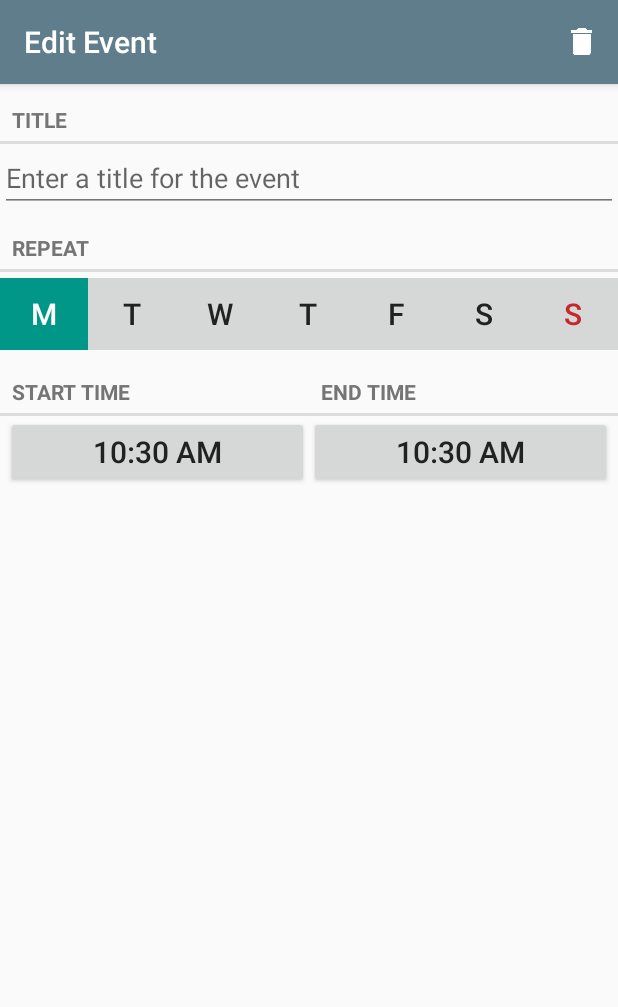
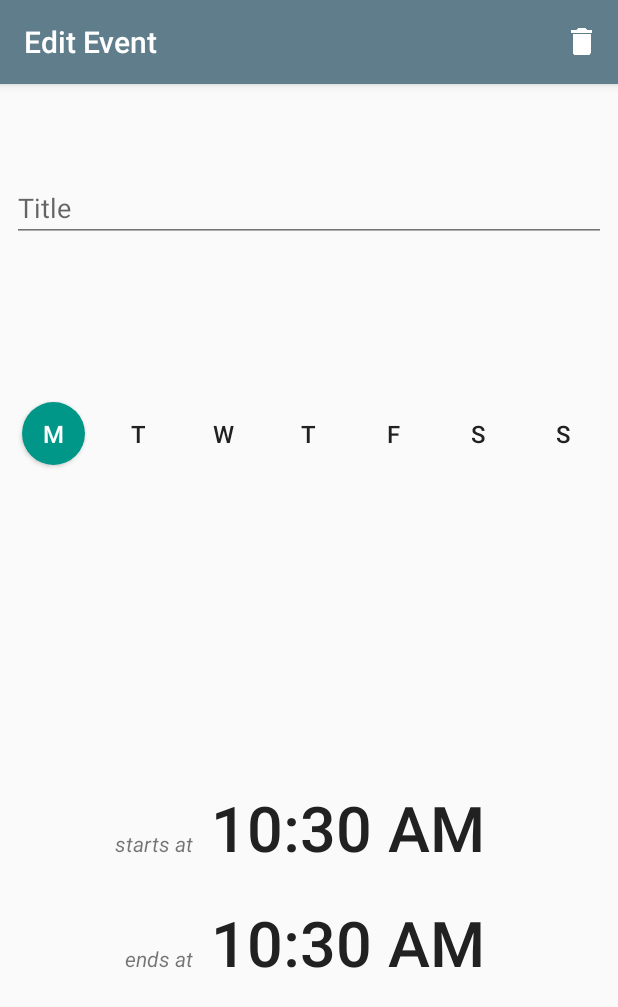
Before and after one commit to kuprelis/ScheduleNotifier, an Android app: the screen it shows after launch (EventPagerActivity), after a tap on an icon or button, on a phone screen of 412 x 824 dp. Shown: the top 1007 px of the screen. Run offline under Robolectric (Android 15) with nearby library versions, the phone set to English and light mode, and no system bars.

Commit message:
redesigned EventFragment, refactored EventList

```diff
--- a/app/src/main/AndroidManifest.xml
+++ b/app/src/main/AndroidManifest.xml
@@ -13,7 +13,8 @@
         android:allowBackup="true"
         android:icon="@mipmap/ic_launcher"
         android:label="@string/app_name"
-        android:theme="@style/AppTheme" >
+        android:theme="@style/AppTheme"
+        android:supportsRtl="true" >
 
         <activity android:label="@string/app_name"
             android:name=".activity.EventListActivity" >
--- a/app/src/main/java/com/simaskuprelis/schedulenotifier/Utils.java
+++ b/app/src/main/java/com/simaskuprelis/schedulenotifier/Utils.java
@@ -2,7 +2,10 @@ package com.simaskuprelis.schedulenotifier;
 
 import java.util.Calendar;
 
-public class Utils {
+public final class Utils {
+
+    private Utils() {}
+
     public static int getDay(Calendar cal) {
         switch (cal.get(Calendar.DAY_OF_WEEK)) {
             case Calendar.MONDAY: return 0;
--- a/app/src/main/java/com/simaskuprelis/schedulenotifier/fragment/EventFragment.java
+++ b/app/src/main/java/com/simaskuprelis/schedulenotifier/fragment/EventFragment.java
@@ -21,6 +21,7 @@ import android.view.ViewGroup;
 import android.widget.Button;
 import android.widget.CompoundButton;
 import android.widget.EditText;
+import android.widget.FrameLayout;
 import android.widget.LinearLayout;
 import android.widget.ToggleButton;
 
@@ -94,20 +95,21 @@ public class EventFragment extends Fragment {
 
         mSelector = (LinearLayout) v.findViewById(R.id.weekday_selector);
         for (int i = 0; i < mSelector.getChildCount(); i++) {
-            ToggleButton tb = (ToggleButton) mSelector.getChildAt(i);
+            FrameLayout fl = (FrameLayout) mSelector.getChildAt(i);
+            ToggleButton tb = (ToggleButton) fl.getChildAt(0);
             if (mEvent.isRepeated(i))
                 tb.setChecked(true);
+            final int index = i;
             tb.setOnCheckedChangeListener(new CompoundButton.OnCheckedChangeListener() {
                 @Override
                 public void onCheckedChanged(CompoundButton buttonView, boolean isChecked) {
-                    int index = mSelector.indexOfChild(buttonView);
                     mEvent.setRepeated(index, isChecked);
                     mCallbacks.onEventUpdated(mEvent);
                 }
             });
         }
 
-        mStartButton = (Button) v.findViewById(R.id.startTimeButton);
+        mStartButton = (Button) v.findViewById(R.id.button_start_time);
         mStartButton.setOnClickListener(new View.OnClickListener() {
             @Override
             public void onClick(View v) {
@@ -117,7 +119,7 @@ public class EventFragment extends Fragment {
                 dialog.show(fm, DIALOG_TIME);
             }
         });
-        mEndButton = (Button) v.findViewById(R.id.endTimeButton);
+        mEndButton = (Button) v.findViewById(R.id.button_end_time);
         mEndButton.setOnClickListener(new View.OnClickListener() {
             @Override
             public void onClick(View v) {
--- a/app/src/main/java/com/simaskuprelis/schedulenotifier/fragment/EventListFragment.java
+++ b/app/src/main/java/com/simaskuprelis/schedulenotifier/fragment/EventListFragment.java
@@ -118,7 +118,7 @@ public class EventListFragment extends Fragment {
             StringBuilder sb = new StringBuilder();
             boolean is24hour = DateFormat.is24HourFormat(getContext());
             sb.append(Utils.formatTime(e.getStartTime(), is24hour));
-            sb.append(" - ");
+            sb.append(getString(R.string.time_range_separator));
             sb.append(Utils.formatTime(e.getEndTime(), is24hour));
             holder.mTime.setText(sb.toString());
 
--- a/app/src/main/res/drawable/button_weekday.xml
+++ b/app/src/main/res/drawable/button_weekday.xml
@@ -1,5 +1,5 @@
 <?xml version="1.0" encoding="utf-8"?>
 <selector xmlns:android="http://schemas.android.com/apk/res/android">
-    <item android:drawable="@color/gray_btn" android:state_checked="false" />
-    <item android:drawable="@color/accent" android:state_checked="true" />
+    <item android:drawable="@android:color/transparent" android:state_checked="false" />
+    <item android:drawable="@drawable/button_weekday_circle" android:state_checked="true" />
 </selector>
--- /dev/null
+++ b/app/src/main/res/drawable/button_weekday_circle.xml
@@ -0,0 +1,6 @@
+<?xml version="1.0" encoding="utf-8"?>
+<shape xmlns:android="http://schemas.android.com/apk/res/android"
+    android:shape="oval">
+
+    <solid android:color="@color/accent" />
+</shape>
--- a/app/src/main/res/drawable/list_item_event.xml
+++ /dev/null
@@ -1,4 +0,0 @@
-<?xml version="1.0" encoding="utf-8"?>
-<selector xmlns:android="http://schemas.android.com/apk/res/android">
-    <item android:state_activated="true" android:drawable="@color/blue100" />
-</selector>
--- a/app/src/main/res/layout/fragment_event.xml
+++ b/app/src/main/res/layout/fragment_event.xml
@@ -2,75 +2,123 @@
 <LinearLayout xmlns:android="http://schemas.android.com/apk/res/android"
     android:layout_width="match_parent"
     android:layout_height="match_parent"
+    android:padding="8dp"
     android:orientation="vertical"
     android:focusable="true"
     android:focusableInTouchMode="true" >
 
-    <TextView
-        style="?android:listSeparatorTextViewStyle"
+    <FrameLayout
         android:layout_width="match_parent"
-        android:layout_height="wrap_content"
-        android:layout_marginTop="8dp"
-        android:text="@string/title" />
+        android:layout_height="0dp"
+        android:layout_weight="1">
 
-    <EditText android:id="@+id/titleField"
-        android:layout_width="match_parent"
-        android:layout_height="wrap_content"
-        android:hint="@string/enter_title"
-        android:singleLine="true"
-        android:inputType="textCapSentences" />
-
-    <TextView
-        style="?android:listSeparatorTextViewStyle"
-        android:layout_width="match_parent"
-        android:layout_height="wrap_content"
-        android:layout_marginTop="8dp"
-        android:text="@string/repeat" />
-
-    <include layout="@layout/weekday_selector"
-        android:layout_width="match_parent"
-        android:layout_height="wrap_content"
-        android:layout_marginTop="4dp"
-        android:layout_marginBottom="4dp"/>
+        <EditText
+            android:id="@+id/titleField"
+            android:layout_width="match_parent"
+            android:layout_height="wrap_content"
+            android:layout_gravity="center"
+            android:hint="@string/title_hint"
+            android:singleLine="true"
+            android:inputType="textCapSentences" />
+    </FrameLayout>
 
     <LinearLayout
+        android:id="@+id/weekday_selector"
         android:layout_width="match_parent"
-        android:layout_height="wrap_content"
-        android:layout_marginTop="8dp"
+        android:layout_height="0dp"
+        android:layout_weight="1"
+        android:gravity="center"
         android:orientation="horizontal">
 
-        <TextView
-            style="?android:listSeparatorTextViewStyle"
-            android:layout_width="0dp"
-            android:layout_height="wrap_content"
-            android:layout_weight="1"
-            android:text="@string/start_time" />
+        <FrameLayout style="@style/ButtonFrame">
+            <ToggleButton style="@style/WeekdayButton"
+                          android:textOff="@string/monday_short"
+                          android:textOn="@string/monday_short"/>
+        </FrameLayout>
 
-        <TextView
-            style="?android:listSeparatorTextViewStyle"
-            android:layout_width="0dp"
-            android:layout_height="wrap_content"
-            android:layout_weight="1"
-            android:text="@string/end_time" />
+        <FrameLayout style="@style/ButtonFrame">
+            <ToggleButton style="@style/WeekdayButton"
+                          android:textOff="@string/tuesday_short"
+                          android:textOn="@string/tuesday_short"/>
+        </FrameLayout>
+
+        <FrameLayout style="@style/ButtonFrame">
+            <ToggleButton style="@style/WeekdayButton"
+                          android:textOff="@string/wednesday_short"
+                          android:textOn="@string/wednesday_short"/>
+        </FrameLayout>
+
+        <FrameLayout style="@style/ButtonFrame">
+            <ToggleButton style="@style/WeekdayButton"
+                          android:textOff="@string/thursday_short"
+                          android:textOn="@string/thursday_short"/>
+        </FrameLayout>
+
+        <FrameLayout style="@style/ButtonFrame">
+            <ToggleButton style="@style/WeekdayButton"
+                          android:textOff="@string/friday_short"
+                          android:textOn="@string/friday_short"/>
+        </FrameLayout>
+
+        <FrameLayout style="@style/ButtonFrame">
+            <ToggleButton style="@style/WeekdayButton"
+                          android:textOff="@string/saturday_short"
+                          android:textOn="@string/saturday_short"/>
+        </FrameLayout>
+
+        <FrameLayout style="@style/ButtonFrame">
+            <ToggleButton style="@style/WeekdayButton"
+                          android:textOff="@string/sunday_short"
+                          android:textOn="@string/sunday_short"/>
+        </FrameLayout>
     </LinearLayout>
 
     <LinearLayout
-        android:layout_width="match_parent"
-        android:layout_height="wrap_content"
-        android:paddingLeft="4dp"
-        android:paddingRight="4dp"
-        android:orientation="horizontal">
+        android:layout_width="wrap_content"
+        android:layout_height="0dp"
+        android:layout_weight="3"
+        android:layout_gravity="center_horizontal"
+        android:gravity="center_vertical|end"
+        android:orientation="vertical">
 
-        <Button android:id="@+id/startTimeButton"
-                android:layout_width="0dp"
+        <LinearLayout
+            android:layout_width="wrap_content"
+            android:layout_height="wrap_content"
+            android:orientation="horizontal"
+            android:gravity="bottom">
+
+            <TextView
+                android:layout_width="wrap_content"
                 android:layout_height="wrap_content"
-                android:layout_weight="1"
-                android:textSize="20sp"/>
+                android:text="@string/starts"
+                android:textStyle="italic"/>
 
-        <Button android:id="@+id/endTimeButton"
-            android:layout_width="0dp"
+            <Button
+                android:id="@+id/button_start_time"
+                style="@style/Base.Widget.AppCompat.Button.Borderless"
+                android:layout_width="wrap_content"
+                android:layout_height="wrap_content"
+                android:textSize="42sp"/>
+        </LinearLayout>
+
+        <LinearLayout
+            android:layout_width="wrap_content"
             android:layout_height="wrap_content"
-            android:layout_weight="1"
-            android:textSize="20sp"/>
+            android:orientation="horizontal"
+            android:gravity="bottom">
+
+            <TextView
+                android:layout_width="wrap_content"
+                android:layout_height="wrap_content"
+                android:text="@string/ends"
+                android:textStyle="italic"/>
+
+            <Button
+                android:id="@+id/button_end_time"
+                style="@style/Base.Widget.AppCompat.Button.Borderless"
+                android:layout_width="wrap_content"
+                android:layout_height="wrap_content"
+                android:textSize="42sp"/>
+        </LinearLayout>
     </LinearLayout>
 </LinearLayout>
--- a/app/src/main/res/layout/list_item_event.xml
+++ b/app/src/main/res/layout/list_item_event.xml
@@ -2,15 +2,7 @@
 <LinearLayout xmlns:android="http://schemas.android.com/apk/res/android"
     android:layout_width="match_parent"
     android:layout_height="wrap_content"
-    android:background="@drawable/list_item_event"
     android:layout_margin="8dp" >
-    <!--
-    android:layout_marginLeft="8dp"
-    android:layout_marginStart="8dp"
-    android:layout_marginRight="8dp"
-    android:layout_marginEnd="8dp"
-    android:layout_marginTop="8dp" -->
-
 
     <LinearLayout
         android:layout_width="0dp"
@@ -23,21 +15,44 @@
             android:layout_width="match_parent"
             android:layout_height="wrap_content"
             android:paddingBottom="4dp"
-            android:textColor="#000000"
+            android:textColor="@color/primary_text"
             android:textSize="16sp"
             android:textStyle="bold" />
 
-        <include
-            layout="@layout/weekday_display"
+        <LinearLayout
+            android:id="@+id/weekday_display"
             android:layout_width="wrap_content"
-            android:layout_height="wrap_content"/>
+            android:layout_height="wrap_content"
+            android:orientation="horizontal">
+
+            <TextView style="@style/WeekdayTextView"
+                      android:text="@string/monday_short"/>
+
+            <TextView style="@style/WeekdayTextView"
+                      android:text="@string/tuesday_short"/>
+
+            <TextView style="@style/WeekdayTextView"
+                      android:text="@string/wednesday_short"/>
+
+            <TextView style="@style/WeekdayTextView"
+                      android:text="@string/thursday_short"/>
+
+            <TextView style="@style/WeekdayTextView"
+                      android:text="@string/friday_short"/>
+
+            <TextView style="@style/WeekdayTextView"
+                      android:text="@string/saturday_short"/>
+
+            <TextView style="@style/WeekdayTextView"
+                      android:text="@string/sunday_short"/>
+        </LinearLayout>
     </LinearLayout>
 
     <TextView
         android:id="@+id/list_item_time"
         android:layout_width="wrap_content"
-        android:layout_height="match_parent"
-        android:gravity="end|center_vertical"
-        android:textColor="#000000"
-        android:textSize="18sp" />
+        android:layout_height="wrap_content"
+        android:layout_gravity="center_vertical"
+        android:textColor="@color/primary_text"
+        android:textSize="18sp"/>
 </LinearLayout>
--- a/app/src/main/res/layout/weekday_display.xml
+++ /dev/null
@@ -1,28 +0,0 @@
-<?xml version="1.0" encoding="utf-8"?>
-<LinearLayout xmlns:android="http://schemas.android.com/apk/res/android"
-    android:id="@+id/weekday_display"
-    android:layout_width="wrap_content"
-    android:layout_height="wrap_content"
-    android:orientation="horizontal">
-
-    <TextView style="@style/WeekdayTextView"
-        android:text="@string/monday_short"/>
-
-    <TextView style="@style/WeekdayTextView"
-        android:text="@string/tuesday_short"/>
-
-    <TextView style="@style/WeekdayTextView"
-        android:text="@string/wednesday_short"/>
-
-    <TextView style="@style/WeekdayTextView"
-        android:text="@string/thursday_short"/>
-
-    <TextView style="@style/WeekdayTextView"
-        android:text="@string/friday_short"/>
-
-    <TextView style="@style/WeekdayTextView"
-        android:text="@string/saturday_short"/>
-
-    <TextView style="@style/WeekdayTextView"
-        android:text="@string/sunday_short"/>
-</LinearLayout>
--- a/app/src/main/res/layout/weekday_selector.xml
+++ /dev/null
@@ -1,36 +0,0 @@
-<?xml version="1.0" encoding="utf-8"?>
-<LinearLayout xmlns:android="http://schemas.android.com/apk/res/android"
-    android:id="@+id/weekday_selector"
-    android:layout_width="match_parent"
-    android:layout_height="wrap_content"
-    android:orientation="horizontal">
-
-    <ToggleButton style="@style/WeekdayButton"
-        android:textOff="@string/monday_short"
-        android:textOn="@string/monday_short"/>
-
-    <ToggleButton style="@style/WeekdayButton"
-        android:textOff="@string/tuesday_short"
-        android:textOn="@string/tuesday_short"/>
-
-    <ToggleButton style="@style/WeekdayButton"
-        android:textOff="@string/wednesday_short"
-        android:textOn="@string/wednesday_short"/>
-
-    <ToggleButton style="@style/WeekdayButton"
-        android:textOff="@string/thursday_short"
-        android:textOn="@string/thursday_short"/>
-
-    <ToggleButton style="@style/WeekdayButton"
-        android:textOff="@string/friday_short"
-        android:textOn="@string/friday_short"/>
-
-    <ToggleButton style="@style/WeekdayButton"
-        android:textOff="@string/saturday_short"
-        android:textOn="@string/saturday_short"/>
-
-    <ToggleButton style="@style/WeekdayButton"
-        android:textOff="@string/sunday_short"
-        android:textOn="@string/sunday_short"
-        android:textColor="@color/red800"/>
-</LinearLayout>
--- a/app/src/main/res/values/colors.xml
+++ b/app/src/main/res/values/colors.xml
@@ -7,7 +7,4 @@
     <color name="primary_text">#212121</color>
     <color name="secondary_text">#757575</color>
     <color name="divider">#BDBDBD</color>
-    <color name="blue100">#BBDEFB</color>
-    <color name="red800">#C62828</color>
-    <color name="gray_btn">#D6D7D7</color>
 </resources>
--- a/app/src/main/res/values/strings.xml
+++ b/app/src/main/res/values/strings.xml
@@ -10,18 +10,14 @@
     <string name="saturday_short">S</string>
     <string name="sunday_short">S</string>
 
-    <string name="add_event">Add event</string>
     <string name="notifications_enable">Enable notifications</string>
     <string name="notifications_disable">Disable notifications</string>
     <string name="no_events">No events</string>
     <string name="no_title">Untitled event</string>
+    <string name="time_range_separator">" – "</string>
 
     <string name="edit_event">Edit Event</string>
-    <string name="enter_title">Enter a title for the event</string>
-    <string name="title">Title</string>
-    <string name="start_time">Start time</string>
-    <string name="end_time">End time</string>
-    <string name="repeat">Repeat</string>
+    <string name="title_hint">Title</string>
     <string name="delete_event">Delete event</string>
     <string name="confirmation">Are you sure?</string>
 
--- a/app/src/main/res/values/styles.xml
+++ b/app/src/main/res/values/styles.xml
@@ -9,13 +9,19 @@
         <item name="android:textColorSecondary">@color/secondary_text</item>
     </style>
 
+    <style name="ButtonFrame">
+        <item name="android:layout_height">match_parent</item>
+        <item name="android:layout_width">0dp</item>
+        <item name="android:layout_weight">1</item>
+    </style>
+
     <style name="WeekdayButton">
-        <item name="android:textSize">20sp</item>
+        <item name="android:layout_width">42dp</item>
+        <item name="android:layout_height">42dp</item>
+        <item name="android:layout_gravity">center</item>
+        <item name="android:textSize">16sp</item>
         <item name="android:textColor">@drawable/button_weekday_text_color</item>
         <item name="android:background">@drawable/button_weekday</item>
-        <item name="android:layout_width">0dp</item>
-        <item name="android:layout_height">wrap_content</item>
-        <item name="android:layout_weight">1</item>
     </style>
 
     <style name="WeekdayTextView">
```
Also changed, not shown: 1 other file.
